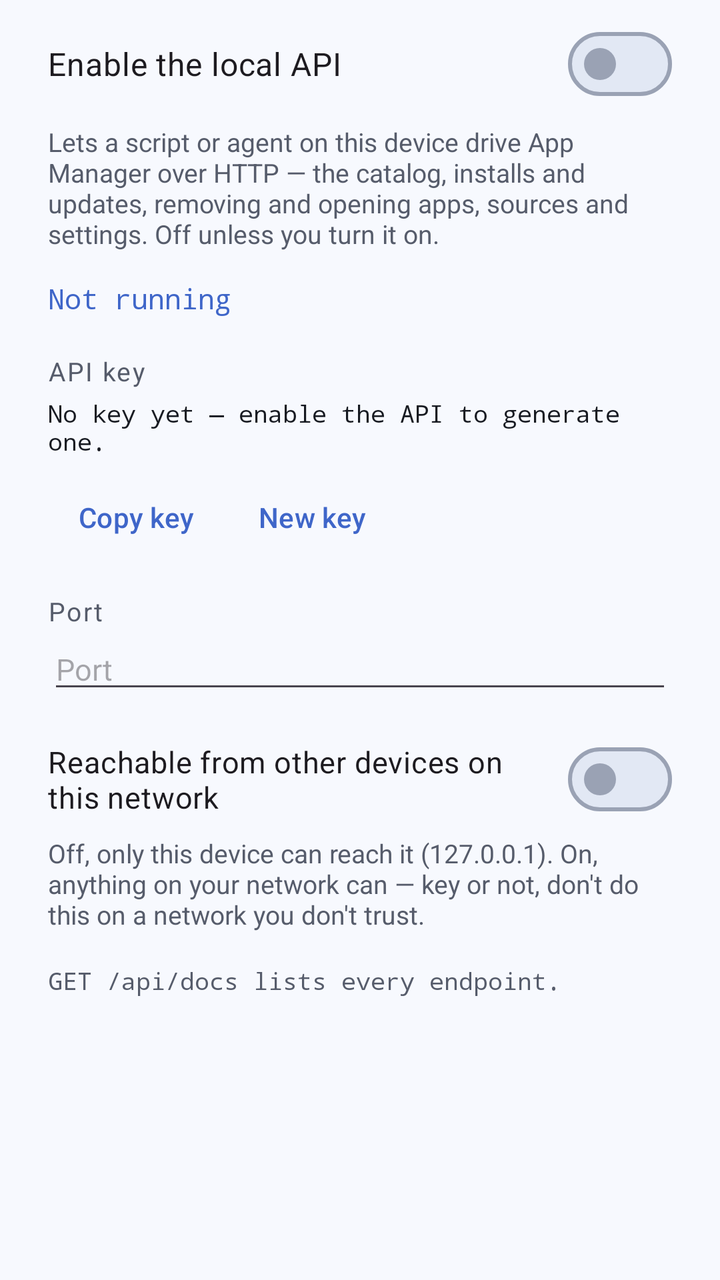
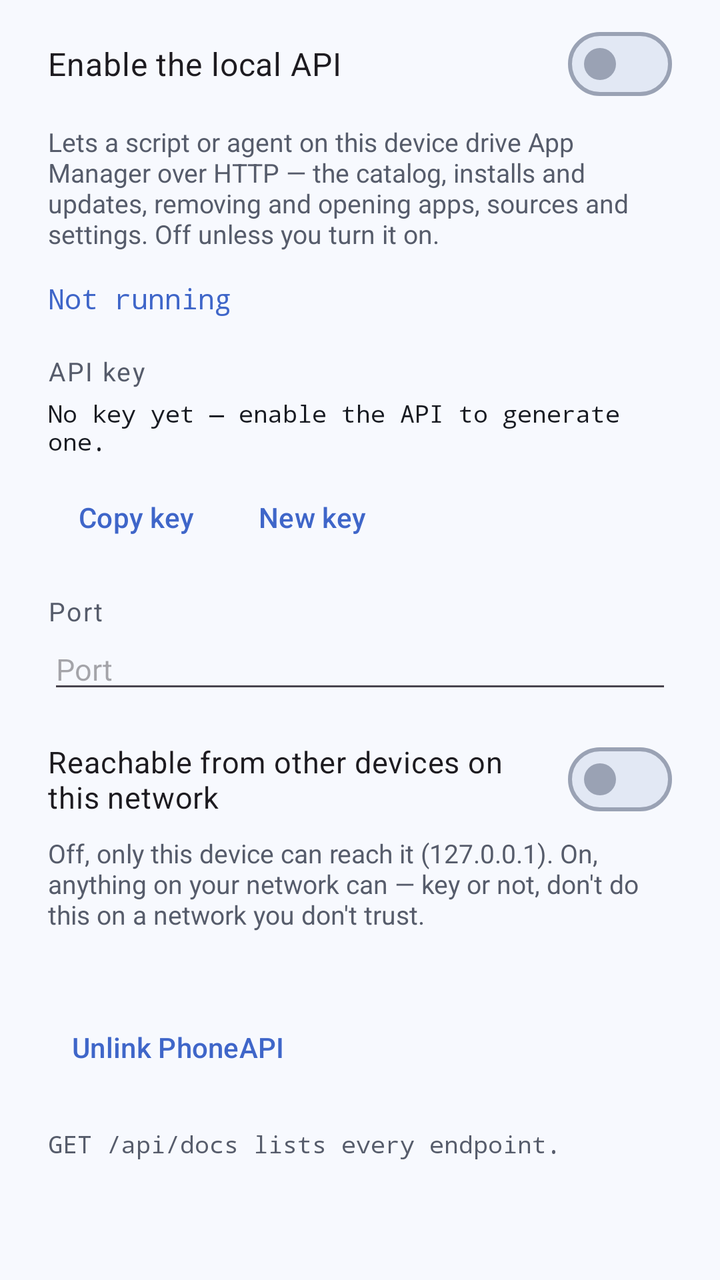

Two renders of the same Android screen: before a commit and after it. Below are the layout's source before the change and the commit's diff.
<!-- AndroidManifest.xml: application theme Theme.AppManager -->
<!-- res/layout/dialog_api.xml -->
<?xml version="1.0" encoding="utf-8"?>
<ScrollView xmlns:android="http://schemas.android.com/apk/res/android"
    android:layout_width="match_parent"
    android:layout_height="wrap_content"
    android:paddingHorizontal="24dp"
    android:paddingTop="8dp">

    <LinearLayout
        android:layout_width="match_parent"
        android:layout_height="wrap_content"
        android:orientation="vertical">

        <com.google.android.material.materialswitch.MaterialSwitch
            android:id="@+id/apiEnable"
            android:layout_width="match_parent"
            android:layout_height="wrap_content"
            android:text="@string/api_enable"
            android:textSize="16sp" />

        <TextView
            android:layout_width="match_parent"
            android:layout_height="wrap_content"
            android:layout_marginTop="6dp"
            android:text="@string/api_explain"
            android:textColor="?attr/colorOnSurfaceVariant"
            android:textSize="13sp" />

        <TextView
            android:id="@+id/apiStatus"
            android:layout_width="match_parent"
            android:layout_height="wrap_content"
            android:layout_marginTop="14dp"
            android:textColor="?attr/colorPrimary"
            android:textSize="14sp"
            android:fontFamily="monospace"
            android:text="@string/api_stopped" />

        <TextView
            android:layout_width="match_parent"
            android:layout_height="wrap_content"
            android:layout_marginTop="18dp"
            android:text="@string/api_key_label"
            android:textColor="?attr/colorOnSurfaceVariant"
            android:textSize="13sp"
            android:letterSpacing="0.06" />

        <TextView
            android:id="@+id/apiKey"
            android:layout_width="match_parent"
            android:layout_height="wrap_content"
            android:layout_marginTop="4dp"
            android:textIsSelectable="true"
            android:fontFamily="monospace"
            android:textSize="12sp"
            android:textColor="?attr/colorOnSurface"
            android:text="@string/api_key_none" />

        <LinearLayout
            android:layout_width="match_parent"
            android:layout_height="wrap_content"
            android:layout_marginTop="6dp"
            android:orientation="horizontal">

            <com.google.android.material.button.MaterialButton
                android:id="@+id/apiCopy"
                style="@style/Widget.Material3.Button.TextButton"
                android:layout_width="wrap_content"
                android:layout_height="wrap_content"
                android:text="@string/api_copy" />

            <com.google.android.material.button.MaterialButton
                android:id="@+id/apiRegenerate"
                style="@style/Widget.Material3.Button.TextButton"
                android:layout_width="wrap_content"
                android:layout_height="wrap_content"
                android:text="@string/api_regenerate" />
        </LinearLayout>

        <TextView
            android:layout_width="match_parent"
            android:layout_height="wrap_content"
            android:layout_marginTop="14dp"
            android:text="@string/api_port_label"
            android:textColor="?attr/colorOnSurfaceVariant"
            android:textSize="13sp"
            android:letterSpacing="0.06" />

        <EditText
            android:id="@+id/apiPort"
            android:layout_width="match_parent"
            android:layout_height="wrap_content"
            android:inputType="number"
            android:maxLength="5"
            android:importantForAutofill="no"
            android:hint="@string/api_port_label"
            android:textSize="15sp" />

        <com.google.android.material.materialswitch.MaterialSwitch
            android:id="@+id/apiLan"
            android:layout_width="match_parent"
            android:layout_height="wrap_content"
            android:layout_marginTop="14dp"
            android:text="@string/api_lan"
            android:textSize="15sp" />

        <TextView
            android:layout_width="match_parent"
            android:layout_height="wrap_content"
            android:layout_marginTop="4dp"
            android:text="@string/api_lan_warning"
            android:textColor="?attr/colorOnSurfaceVariant"
            android:textSize="13sp" />

        <TextView
            android:layout_width="match_parent"
            android:layout_height="wrap_content"
            android:layout_marginTop="16dp"
            android:text="@string/api_docs_hint"
            android:textColor="?attr/colorOnSurfaceVariant"
            android:fontFamily="monospace"
            android:textSize="12sp" />
    </LinearLayout>
</ScrollView>
<!-- resources referenced by this layout -->
<resources>
  <string name="api_copy">Copy key</string>
  <string name="api_docs_hint">GET /api/docs lists every endpoint.</string>
  <string name="api_enable">Enable the local API</string>
  <string name="api_explain">Lets a script or agent on this device drive App Manager over HTTP — the catalog, installs and updates, removing and opening apps, sources and settings. Off unless you turn it on.</string>
  <string name="api_key_label">API key</string>
  <string name="api_key_none">No key yet — enable the API to generate one.</string>
  <string name="api_lan">Reachable from other devices on this network</string>
  <string name="api_lan_warning">Off, only this device can reach it (127.0.0.1). On, anything on your network can — key or not, don\'t do this on a network you don\'t trust.</string>
  <string name="api_port_label">Port</string>
  <string name="api_regenerate">New key</string>
  <string name="api_stopped">Not running</string>
  <style name="Theme.AppManager" parent="Palette.Ocean" />
  <style name="Palette.Ocean" parent="Theme.Material3.DayNight.NoActionBar">
          <item name="android:colorBackground">#F7F9FE</item>
          <item name="colorOnBackground">#171A21</item>
          <item name="colorOnPrimary">#FFFFFF</item>
          <item name="colorOnPrimaryContainer">#0B1F52</item>
          <item name="colorOnSecondary">#FFFFFF</item>
          <item name="colorOnSecondaryContainer">#00201D</item>
          <item name="colorOnSurface">#171A21</item>
          <item name="colorOnSurfaceVariant">#565C6B</item>
          <item name="colorOutline">#9AA2B4</item>
          <item name="colorPrimary">#3F66C9</item>
          <item name="colorPrimaryContainer">#D9E2FF</item>
          <item name="colorSecondary">#1E9E93</item>
          <item name="colorSecondaryContainer">#D5F3EF</item>
          <item name="colorSurface">#F7F9FE</item>
          <item name="colorSurfaceContainer">#EFF3FB</item>
          <item name="colorSurfaceContainerHigh">#E9EEF8</item>
          <item name="colorSurfaceContainerHighest">#E2E8F4</item>
          <item name="colorSurfaceVariant">#E9EEF8</item>
          <item name="android:statusBarColor">@android:color/transparent</item>
          <item name="android:navigationBarColor">?android:colorBackground</item>
          <item name="android:windowLightStatusBar">true</item>
          <item name="android:windowLightNavigationBar" tools:targetApi="o_mr1">true</item>
      </style>
</resources>

<!-- the commit's change to res/layout/dialog_api.xml (unified diff, before → after) -->
@@ -112,6 +112,21 @@
             android:textSize="13sp" />
 
         <TextView
+            android:id="@+id/phoneApiStatus"
+            android:layout_width="match_parent"
+            android:layout_height="wrap_content"
+            android:layout_marginTop="16dp"
+            android:textColor="?attr/colorOnSurfaceVariant"
+            android:textSize="13sp" />
+
+        <com.google.android.material.button.MaterialButton
+            android:id="@+id/phoneApiUnlink"
+            style="@style/Widget.Material3.Button.TextButton"
+            android:layout_width="wrap_content"
+            android:layout_height="wrap_content"
+            android:text="@string/phoneapi_unlink" />
+
+        <TextView
             android:layout_width="match_parent"
             android:layout_height="wrap_content"
             android:layout_marginTop="16dp"
<!-- resource entries referenced after the edit -->
@@ -11,6 +11,7 @@
   <string name="api_port_label">Port</string>
   <string name="api_regenerate">New key</string>
   <string name="api_stopped">Not running</string>
+  <string name="phoneapi_unlink">Unlink PhoneAPI</string>
   <style name="Theme.AppManager" parent="Palette.Ocean" />
   <style name="Palette.Ocean" parent="Theme.Material3.DayNight.NoActionBar">
           <item name="android:colorBackground">#F7F9FE</item>
